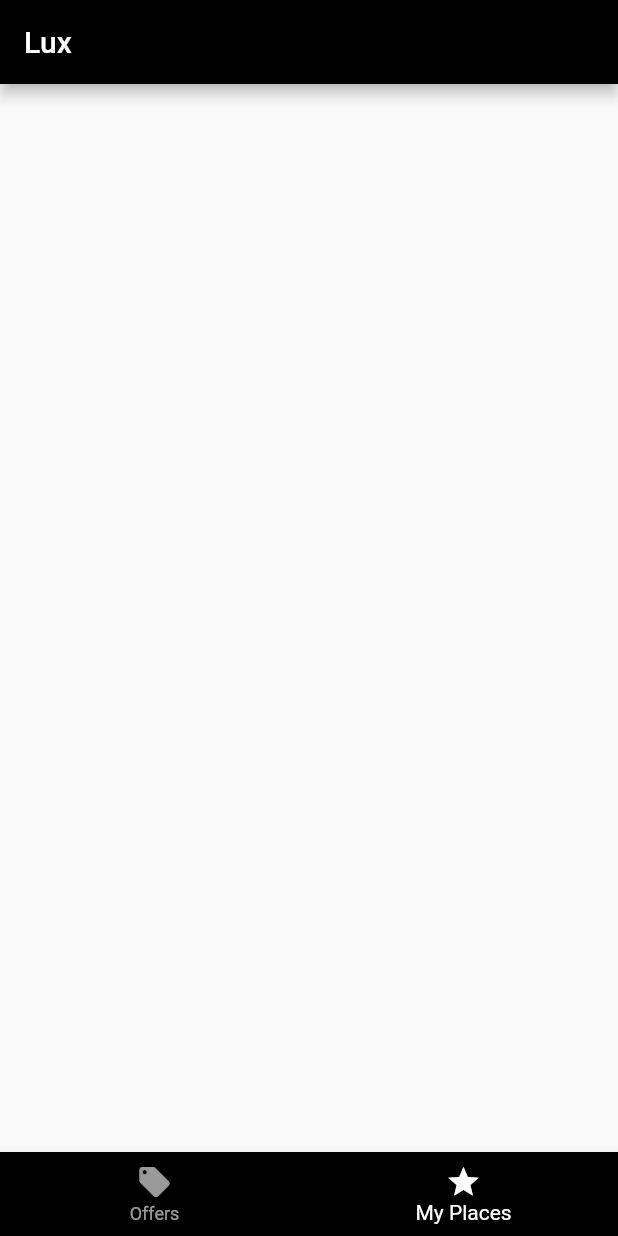
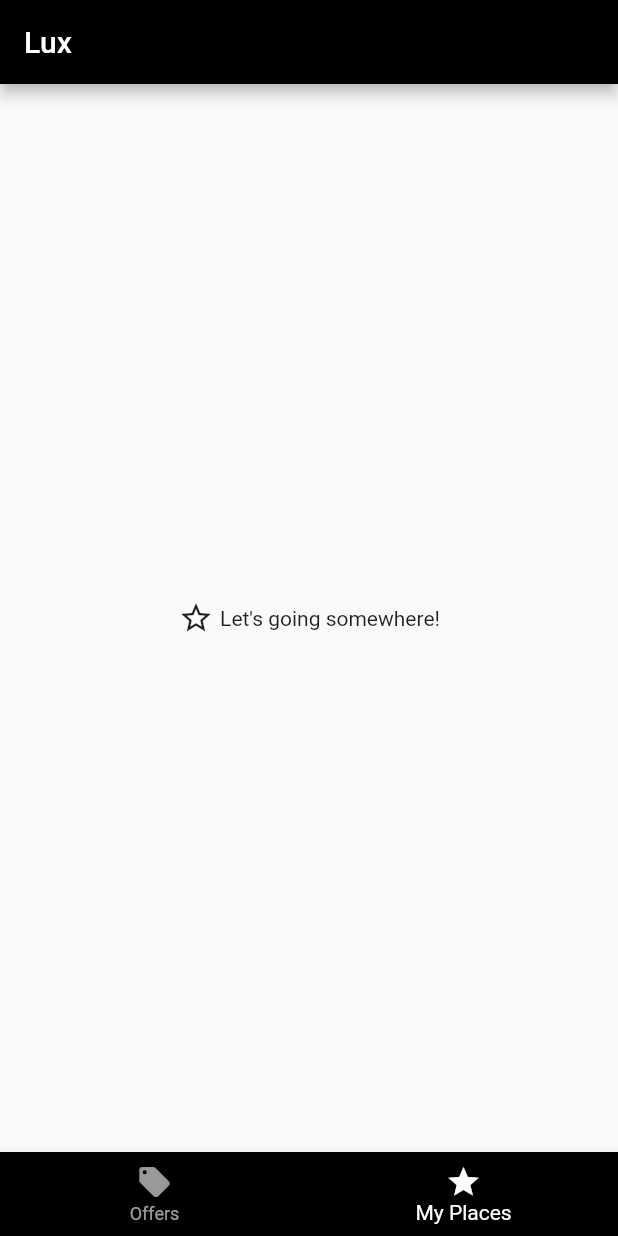
Before and after one commit to dewparin/lux_travel_poc, a Flutter app: the screen it shows after launch, item 2 of the bottom bar chosen, on a phone screen of 412 x 824 dp. Run offline on Flutter 3.47's test engine with Material 2 defaults, Android fonts, the phone set to English and light mode, and no system bars.

Commit message:
Add empty view

```diff
--- a/lib/presentation/offer_list.dart
+++ b/lib/presentation/offer_list.dart
@@ -1,6 +1,8 @@
 import 'package:flutter/material.dart';
+import 'package:lux_travel_poc/model/offer.dart';
 import 'package:lux_travel_poc/model/offer_model.dart';
 import 'package:lux_travel_poc/presentation/components/offer_item.dart';
+import 'package:lux_travel_poc/presentation/constant.dart';
 import 'package:provider/provider.dart';
 
 class OfferList extends StatelessWidget {
@@ -19,7 +21,16 @@ class OfferList extends StatelessWidget {
         final offers = onlyFavorites
             ? model.allOffers.where((offer) => offer.isFavorite).toList()
             : model.allOffers;
-        return ListView.builder(
+        if (offers.length > 0) {
+          return _buildListView(offers);
+        } else {
+          return Center(child: _buildEmptyView(context));
+        }
+      },
+    );
+  }
+
+  ListView _buildListView(List<Offer> offers) => ListView.builder(
         itemCount: offers.length,
         itemBuilder: (context, index) => OfferItem(
           offer: offers[index],
@@ -28,7 +39,26 @@ class OfferList extends StatelessWidget {
           },
         ),
       );
-      },
+
+  Row _buildEmptyView(BuildContext context) {
+    String message;
+    IconData iconData;
+    if (onlyFavorites) {
+      message = "Let's going somewhere!";
+      iconData = Icons.star_border_outlined;
+    } else {
+      message = "No place to go.";
+      iconData = Icons.local_offer_outlined;
+    }
+    return Row(
+      mainAxisAlignment: MainAxisAlignment.center,
+      children: [
+        Icon(iconData),
+        SizedBox(
+          width: smallPadding,
+        ),
+        Text(message),
+      ],
     );
   }
 }
```
Lines whose indentation alone changed are shown as unchanged.
